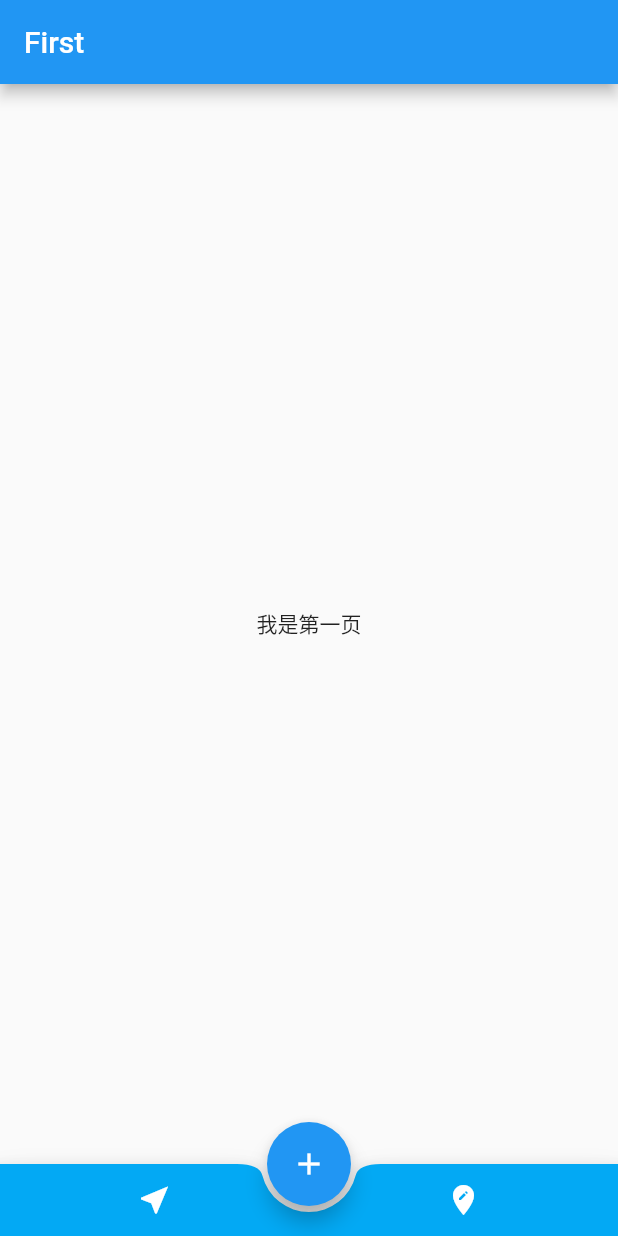
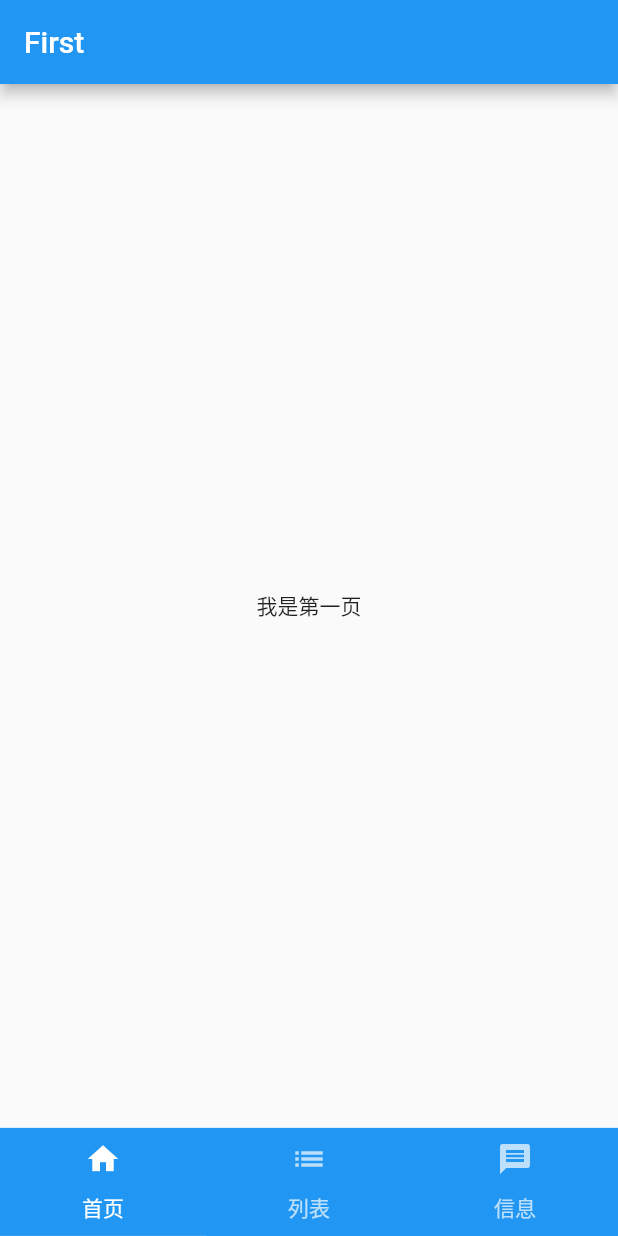
Before and after one commit to ldlywt/flutter_demo, a Flutter app: the screen it shows after launch, on a phone screen of 412 x 824 dp. Run offline on Flutter 3.47's test engine with Material 2 defaults, Android fonts, the phone set to English and light mode, and no system bars.

Commit message:
增加注释

```diff
--- a/lib/AppOne.dart
+++ b/lib/AppOne.dart
@@ -29,6 +29,7 @@ class MyHomePageState extends State<MyHomePage>
     super.dispose();
   }
 
+  /// 相当于TabLayout 和 ViewPage
   @override
   Widget build(BuildContext context) {
     return new Scaffold(
@@ -39,11 +40,15 @@ class MyHomePageState extends State<MyHomePage>
       ]),
       bottomNavigationBar: new Material(
         color: Colors.blue,
-        child: new TabBar(controller: controller, tabs: <Tab>[
-          new Tab(text: "首页", icon: new Icon(Icons.home)),
-          new Tab(text: "列表", icon: new Icon(Icons.list)),
-          new Tab(text: "信息", icon: new Icon(Icons.message)),
-        ]),
+        child: new TabBar(
+          controller: controller,
+          tabs: <Tab>[
+            new Tab(text: "首页", icon: new Icon(Icons.home)),
+            new Tab(text: "列表", icon: new Icon(Icons.list)),
+            new Tab(text: "信息", icon: new Icon(Icons.message)),
+          ],
+          indicatorWeight: 0.1,
+        ),
       ),
     );
   }
--- a/lib/AppThree.dart
+++ b/lib/AppThree.dart
@@ -16,6 +16,7 @@ class Home extends StatefulWidget {
 class _HomeState extends State<Home> {
   int _index = 0;
   List<Widget> list = new List();
+  Color _tabColor = Colors.white;
 
   @override
   void initState() {
@@ -23,6 +24,7 @@ class _HomeState extends State<Home> {
     list..add(FirstPage())..add(SecondPage())..add(ThirdPage());
   }
 
+  ///BottomAppBar: 完全可以自定义
   @override
   Widget build(BuildContext context) {
     return new MaterialApp(
@@ -41,32 +43,40 @@ class _HomeState extends State<Home> {
         bottomNavigationBar: BottomAppBar(
           color: Colors.lightBlue,
           shape: CircularNotchedRectangle(),
-          child: Row(
+          child: tabs(),
+        ),
+      ),
+    );
+  }
+
+  Row tabs() {
+    return Row(
       mainAxisSize: MainAxisSize.max,
       mainAxisAlignment: MainAxisAlignment.spaceAround,
       children: <Widget>[
-              IconButton(
+        new Container(
+          child: IconButton(
             icon: Icon(Icons.near_me),
-                color: Colors.white,
+            color: _tabColor,
             onPressed: () {
               setState(() {
+                _tabColor = Colors.orangeAccent;
                 _index = 0;
               });
             },
+          ),
         ),
         IconButton(
           icon: Icon(Icons.edit_location),
           color: Colors.white,
           onPressed: () {
             setState(() {
+              _tabColor = Colors.white;
               _index = 1;
             });
           },
         ),
       ],
-          ),
-        ),
-      ),
     );
   }
 }
--- a/lib/main.dart
+++ b/lib/main.dart
@@ -3,4 +3,4 @@ import 'package:flutter_navigationbar/AppOne.dart';
 import 'package:flutter_navigationbar/AppThree.dart';
 import 'package:flutter_navigationbar/AppTwo.dart';
 
-void main() => runApp(new AppThree());
+void main() => runApp(new AppOne());
```
Lines whose indentation alone changed are shown as unchanged.
